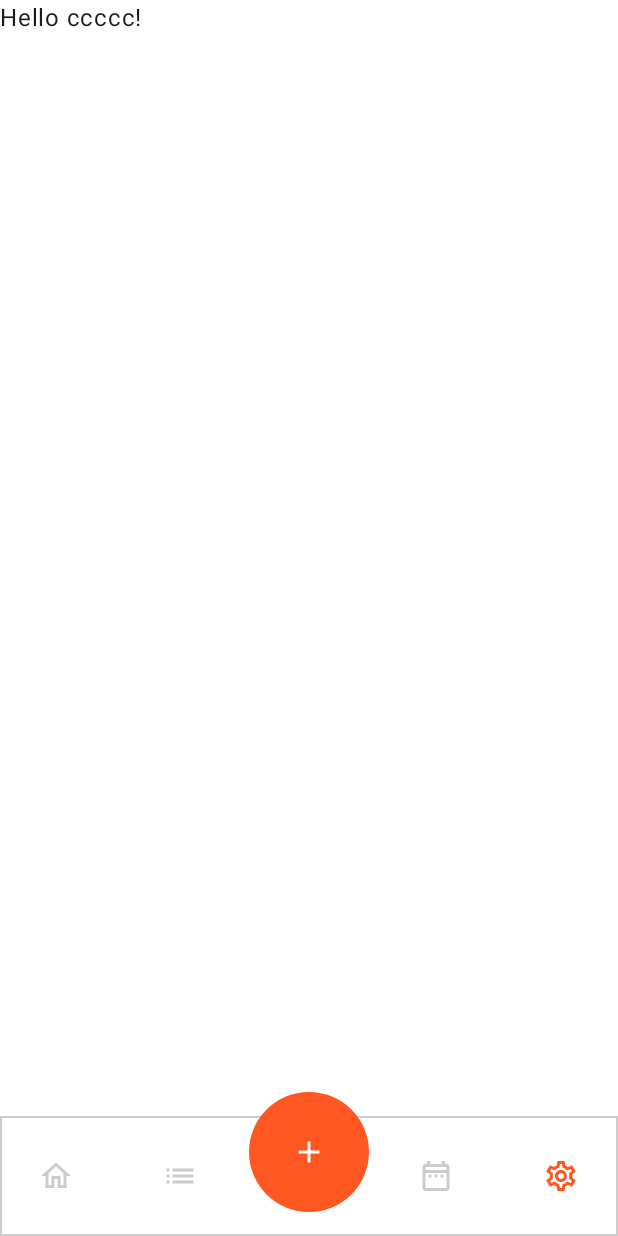
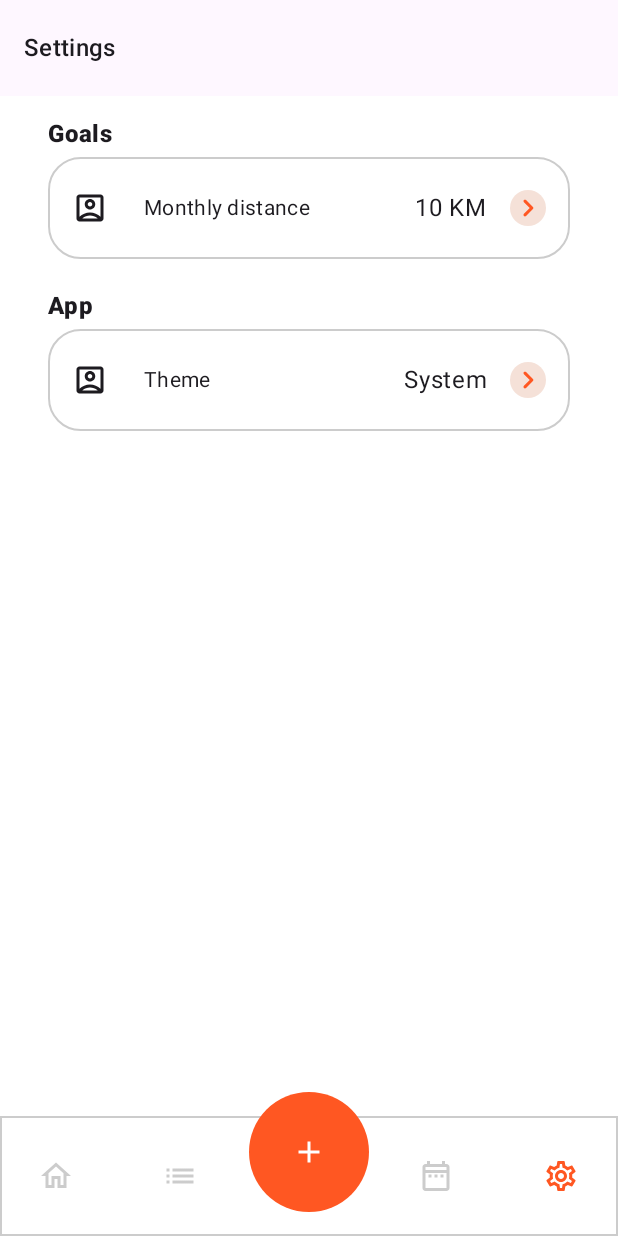
Before and after one commit to fracassi-marco/StatsUp, an Android app built with Jetpack Compose: the screen it shows after launch (MainActivity), item 4 of the bottom bar chosen, on a phone screen of 412 x 824 dp. Run offline under Robolectric (Android 15) with nearby library versions, the phone set to English and light mode, and no system bars; libraries missing offline, so code that uses them is left out: com.chargemap.compose.

Commit message:
Add settings

```diff
--- a/app/build.gradle.kts
+++ b/app/build.gradle.kts
@@ -66,4 +66,5 @@ dependencies {
     debugImplementation(libs.androidx.ui.test.manifest)
 
     implementation(libs.androidx.navigation.compose)
+    implementation(libs.numberpicker)
 }
--- a/app/src/main/java/com/statsup/MainActivity.kt
+++ b/app/src/main/java/com/statsup/MainActivity.kt
@@ -12,15 +12,9 @@ import androidx.compose.foundation.layout.padding
 import androidx.compose.foundation.layout.size
 import androidx.compose.foundation.shape.CircleShape
 import androidx.compose.material.icons.Icons
-import androidx.compose.material.icons.automirrored.filled.List
 import androidx.compose.material.icons.automirrored.outlined.List
-import androidx.compose.material.icons.filled.AccountBox
 import androidx.compose.material.icons.filled.Add
 import androidx.compose.material.icons.filled.Edit
-import androidx.compose.material.icons.filled.Home
-import androidx.compose.material.icons.filled.List
-import androidx.compose.material.icons.filled.Person
-import androidx.compose.material.icons.filled.Settings
 import androidx.compose.material.icons.outlined.DateRange
 import androidx.compose.material.icons.outlined.Home
 import androidx.compose.material.icons.outlined.Settings
@@ -28,7 +22,6 @@ import androidx.compose.material3.FabPosition
 import androidx.compose.material3.FloatingActionButton
 import androidx.compose.material3.FloatingActionButtonDefaults
 import androidx.compose.material3.Icon
-import androidx.compose.material3.LocalAbsoluteTonalElevation
 import androidx.compose.material3.MaterialTheme
 import androidx.compose.material3.NavigationBar
 import androidx.compose.material3.NavigationBarItem
@@ -36,7 +29,6 @@ import androidx.compose.material3.NavigationBarItemDefaults
 import androidx.compose.material3.Scaffold
 import androidx.compose.material3.Surface
 import androidx.compose.material3.Text
-import androidx.compose.material3.surfaceColorAtElevation
 import androidx.compose.runtime.Composable
 import androidx.compose.runtime.getValue
 import androidx.compose.ui.Alignment
@@ -50,8 +42,11 @@ import androidx.navigation.compose.NavHost
 import androidx.navigation.compose.composable
 import androidx.navigation.compose.currentBackStackEntryAsState
 import androidx.navigation.compose.rememberNavController
+import com.statsup.ui.components.SettingsScreen
 import com.statsup.ui.theme.SecondaryText
 import com.statsup.ui.theme.StatsUpTheme
+import com.statsup.ui.viewmodel.SettingsViewModel
+import com.statsup.infrastructure.repository.SharedPreferencesSettingRepository
 
 class MainActivity : ComponentActivity() {
     override fun onCreate(savedInstanceState: Bundle?) {
@@ -59,7 +54,8 @@ class MainActivity : ComponentActivity() {
         enableEdgeToEdge()
         setContent {
             val navController = rememberNavController()
-            StatsUpTheme {
+            val settingsViewModel by lazy { SettingsViewModel(SharedPreferencesSettingRepository(applicationContext)) }
+            StatsUpTheme(settingsViewModel) {
                 Surface(modifier = Modifier.fillMaxSize(), color = MaterialTheme.colorScheme.background) {
                     Scaffold(
                         modifier = Modifier.fillMaxSize(),
@@ -70,8 +66,8 @@ class MainActivity : ComponentActivity() {
                         NavHost(navController = navController, startDestination = Screens.Dashboard.route, Modifier.padding(innerPadding)) {
                             composable(Screens.Dashboard.route) { Greeting("aaaaa") }
                             composable(Screens.History.route) { Greeting("bbbbb") }
-                            composable(Screens.GlobalMap.route) { Greeting("ccccc") }
                             composable(Screens.Profile.route) { Greeting("ddddd") }
+                            composable(Screens.Settings.route) { SettingsScreen(settingsViewModel) }
                         }
                     }
                 }
@@ -138,7 +134,7 @@ enum class Screens(val route: String, val icon: ImageVector) {
     History("history", Icons.AutoMirrored.Outlined.List),
     Separator("", Icons.Filled.Edit),
     Profile("profile", Icons.Outlined.DateRange),
-    GlobalMap("global_map", Icons.Outlined.Settings)
+    Settings("settings", Icons.Outlined.Settings)
 }
 
 @Composable
--- /dev/null
+++ b/app/src/main/java/com/statsup/domain/repository/SettingRepository.kt
@@ -0,0 +1,8 @@
+package com.statsup.domain.repository
+
+interface SettingRepository {
+    fun saveTheme(value: Int)
+    fun saveMonthlyGoal(value: Int)
+    fun loadTheme(): Int
+    fun loadMonthlyGoal(): Int
+}
--- /dev/null
+++ b/app/src/main/java/com/statsup/infrastructure/repository/SharedPreferencesSettingRepository.kt
@@ -0,0 +1,32 @@
+package com.statsup.infrastructure.repository
+
+import android.content.Context
+import com.statsup.domain.repository.SettingRepository
+
+class SharedPreferencesSettingRepository(private val context: Context) : SettingRepository {
+    override fun saveTheme(value: Int) {
+        val editor = sharedPreferences().edit()
+        editor.putInt("settings.theme", value)
+        editor.apply()
+    }
+
+    override fun saveMonthlyGoal(value: Int) {
+        val editor = sharedPreferences().edit()
+        editor.putInt("settings.monthlyGoal", value)
+        editor.apply()
+    }
+
+    override fun loadTheme(): Int {
+        val sp = sharedPreferences()
+        val value = sp.getInt("settings.theme", 0)
+        return value
+    }
+
+    override fun loadMonthlyGoal(): Int {
+        val sp = sharedPreferences()
+        val value = sp.getInt("settings.monthlyGoal", 10)
+        return value
+    }
+
+    private fun sharedPreferences() = context.getSharedPreferences("StatsUpPrefs", 0)
+}
--- /dev/null
+++ b/app/src/main/java/com/statsup/ui/components/SettingsClickableComponent.kt
@@ -0,0 +1,84 @@
+package com.statsup.ui.components
+
+import androidx.annotation.StringRes
+import androidx.compose.foundation.background
+import androidx.compose.foundation.border
+import androidx.compose.foundation.layout.Arrangement
+import androidx.compose.foundation.layout.Column
+import androidx.compose.foundation.layout.Row
+import androidx.compose.foundation.layout.Spacer
+import androidx.compose.foundation.layout.padding
+import androidx.compose.foundation.layout.size
+import androidx.compose.foundation.layout.width
+import androidx.compose.foundation.shape.CircleShape
+import androidx.compose.foundation.shape.RoundedCornerShape
+import androidx.compose.material.icons.Icons
+import androidx.compose.material.icons.automirrored.rounded.KeyboardArrowRight
+import androidx.compose.material3.Icon
+import androidx.compose.material3.MaterialTheme
+import androidx.compose.material3.Surface
+import androidx.compose.material3.Text
+import androidx.compose.runtime.Composable
+import androidx.compose.ui.Alignment
+import androidx.compose.ui.Modifier
+import androidx.compose.ui.graphics.Color
+import androidx.compose.ui.graphics.vector.ImageVector
+import androidx.compose.ui.res.stringResource
+import androidx.compose.ui.text.style.TextAlign
+import androidx.compose.ui.text.style.TextOverflow
+import androidx.compose.ui.unit.dp
+import com.statsup.R
+import com.statsup.ui.theme.SecondaryText
+
+@Composable
+fun SettingsClickableComponent(
+    @StringRes iconDesc: Int,
+    @StringRes name: Int,
+    icon: ImageVector,
+    onClick: () -> Unit,
+    value: String = ""
+) {
+    Surface(
+        color = Color.Transparent,
+        onClick = onClick,
+        modifier = Modifier.border(1.dp, color = SecondaryText, shape = RoundedCornerShape(32)).padding(16.dp, 8.dp),
+    ) {
+        Column {
+            Row(
+                verticalAlignment = Alignment.CenterVertically,
+                horizontalArrangement = Arrangement.SpaceBetween,
+            ) {
+                Row(verticalAlignment = Alignment.CenterVertically) {
+                    Icon(
+                        imageVector = icon,
+                        contentDescription = stringResource(id = iconDesc),
+                        modifier = Modifier.size(24.dp)
+                    )
+                    Spacer(modifier = Modifier.width(8.dp))
+                    Text(
+                        text = stringResource(id = name),
+                        style = MaterialTheme.typography.bodyMedium,
+                        modifier = Modifier.padding(16.dp),
+                        textAlign = TextAlign.Start,
+                        overflow = TextOverflow.Ellipsis,
+                    )
+                }
+                Spacer(modifier = Modifier.weight(1.0f))
+                Text(
+                    text = value,
+                    style = MaterialTheme.typography.bodyLarge,
+                    modifier = Modifier.padding(16.dp),
+                    textAlign = TextAlign.End,
+                    overflow = TextOverflow.Ellipsis,
+                )
+                Icon(
+                    Icons.AutoMirrored.Rounded.KeyboardArrowRight,
+                    tint = MaterialTheme.colorScheme.primary,
+                    contentDescription = stringResource(id = R.string.icon_arrow_forward),
+                    modifier = Modifier.background(MaterialTheme.colorScheme.surfaceTint, CircleShape)
+                )
+            }
+        }
+
+    }
+}
--- /dev/null
+++ b/app/src/main/java/com/statsup/ui/components/SettingsGroup.kt
@@ -0,0 +1,48 @@
+package com.statsup.ui.components
+
+import androidx.annotation.StringRes
+import androidx.compose.foundation.layout.Column
+import androidx.compose.foundation.layout.ColumnScope
+import androidx.compose.foundation.layout.Spacer
+import androidx.compose.foundation.layout.fillMaxWidth
+import androidx.compose.foundation.layout.height
+import androidx.compose.foundation.layout.padding
+import androidx.compose.foundation.shape.RoundedCornerShape
+import androidx.compose.material3.MaterialTheme
+import androidx.compose.material3.Surface
+import androidx.compose.material3.Text
+import androidx.compose.runtime.Composable
+import androidx.compose.ui.Modifier
+import androidx.compose.ui.res.stringResource
+import androidx.compose.ui.text.font.FontWeight
+import androidx.compose.ui.unit.Dp
+import androidx.compose.ui.unit.dp
+
+@Composable
+fun SettingsGroup(
+    @StringRes name: Int,
+    // to accept only composables compatible with column
+    content: @Composable ColumnScope.() -> Unit ){
+    Column(modifier = Modifier.padding(vertical = 8.dp)) {
+        Text(stringResource(id = name))
+        Spacer(modifier = Modifier.height(8.dp))
+        Surface(
+            color = MaterialTheme.colorScheme.onSurface,
+            modifier = Modifier.fillMaxWidth(),
+            shape = RoundedCornerShape(4),
+        ) {
+            Column {
+                content()
+            }
+        }
+    }
+}
+
+@Composable
+fun Title(@StringRes name: Int, marginTop: Dp = 0.dp) {
+    Text(stringResource(id = name),
+        style = MaterialTheme.typography.bodyLarge.copy(fontWeight = FontWeight.ExtraBold),
+        modifier = Modifier.padding(0.dp, marginTop, 0.dp, 6.dp)
+    )
+    //Spacer(modifier = Modifier.height(8.dp))
+}
--- /dev/null
+++ b/app/src/main/java/com/statsup/ui/components/SettingsScreen.kt
@@ -0,0 +1,141 @@
+package com.statsup.ui.components
+
+import androidx.compose.foundation.layout.Arrangement
+import androidx.compose.foundation.layout.Column
+import androidx.compose.foundation.layout.Row
+import androidx.compose.foundation.layout.fillMaxWidth
+import androidx.compose.foundation.layout.padding
+import androidx.compose.foundation.rememberScrollState
+import androidx.compose.foundation.verticalScroll
+import androidx.compose.material.icons.Icons
+import androidx.compose.material.icons.outlined.AccountBox
+import androidx.compose.material3.Button
+import androidx.compose.material3.ExperimentalMaterial3Api
+import androidx.compose.material3.MaterialTheme
+import androidx.compose.material3.ModalBottomSheet
+import androidx.compose.material3.Scaffold
+import androidx.compose.material3.Text
+import androidx.compose.material3.TopAppBar
+import androidx.compose.material3.rememberModalBottomSheetState
+import androidx.compose.runtime.Composable
+import androidx.compose.runtime.rememberCoroutineScope
+import androidx.compose.ui.Alignment
+import androidx.compose.ui.Modifier
+import androidx.compose.ui.res.stringResource
+import androidx.compose.ui.unit.dp
+import com.chargemap.compose.numberpicker.NumberPicker
+import com.statsup.R
+import com.statsup.ui.viewmodel.SettingsViewModel
+import kotlinx.coroutines.launch
+
+@OptIn(ExperimentalMaterial3Api::class)
+@Composable
+fun SettingsScreen(viewModel: SettingsViewModel) {
+    val monthlyGoalSheetState = rememberModalBottomSheetState()
+    val themeSheetState = rememberModalBottomSheetState()
+    val scope = rememberCoroutineScope()
+    Scaffold(
+        topBar = {
+            TopAppBar(
+                title = {
+                    Text(
+                        text = stringResource(id = R.string.settings_title),
+                        style = MaterialTheme.typography.titleMedium
+                    )
+                },
+            )
+        },
+    ) {
+        Column(
+            modifier = Modifier
+                .verticalScroll(rememberScrollState())
+                .padding(it)
+                .padding(32.dp, 16.dp)
+        ) {
+            Title(name = R.string.settings_screen_goals)
+            SettingsClickableComponent(
+                icon = Icons.Outlined.AccountBox,
+                iconDesc = R.string.settings_screen_goals_monthly,
+                name = R.string.settings_screen_goals_monthly,
+                value = "${viewModel.monthlyGoal} ${stringResource(id = R.string.km)}",
+                onClick = { viewModel.showMonthlyGoal() }
+            )
+            Title(name = R.string.settings_screen_app, marginTop = 22.dp)
+            SettingsClickableComponent(
+                icon = Icons.Outlined.AccountBox,
+                iconDesc = R.string.settings_screen_theme,
+                name = R.string.settings_screen_theme,
+                value = viewModel.themeLabel(),
+                onClick = { viewModel.showTheme() }
+            )
+        }
+        if (viewModel.showMonthlyGoalSheet) {
+            ModalBottomSheet(
+                onDismissRequest = {
+                    viewModel.hideMonthlyGoalSheet()
+                },
+                sheetState = monthlyGoalSheetState,
+                containerColor = MaterialTheme.colorScheme.background,
+            ) {
+                Column(
+                    horizontalAlignment = Alignment.CenterHorizontally,
+                    verticalArrangement = Arrangement.Center,
+                    modifier = Modifier.fillMaxWidth()
+                ) {
+                    Row(verticalAlignment = Alignment.CenterVertically) {
+                        NumberPicker(
+                            value = viewModel.monthlyGoal,
+                            range = 0..500,
+                            onValueChange = { value -> viewModel.monthlyGoal(value) },
+                            dividersColor = MaterialTheme.colorScheme.primary,
+                        )
+                        Text(text = stringResource(R.string.km))
+                    }
+                    Button(
+                        onClick = {
+                            scope.launch { monthlyGoalSheetState.hide() }.invokeOnCompletion {
+                                if (!monthlyGoalSheetState.isVisible) {
+                                    viewModel.saveMonthlyGoal()
+                                }
+                            }
+                        }) {
+                        Text(text = stringResource(R.string.settings_screen_set_goal))
+                    }
+                }
+            }
+        }
+        if (viewModel.showThemeSheet) {
+            ModalBottomSheet(
+                onDismissRequest = {
+                    viewModel.hideThemeSheet()
+                },
+                sheetState = themeSheetState,
+                containerColor = MaterialTheme.colorScheme.background,
+            ) {
+                Column(
+                    horizontalAlignment = Alignment.CenterHorizontally,
+                    verticalArrangement = Arrangement.Center,
+                    modifier = Modifier.fillMaxWidth()
+                ) {
+                    NumberPicker(
+                        value = viewModel.theme,
+                        range = 0..2,
+                        onValueChange = { value -> viewModel.theme(value) },
+                        dividersColor = MaterialTheme.colorScheme.primary,
+                        label = { value -> viewModel.themeLabel(value) }
+                    )
+                    Button(
+                        onClick = {
+                            scope.launch { themeSheetState.hide() }.invokeOnCompletion {
+                                if (!themeSheetState.isVisible) {
+                                    viewModel.saveTheme()
+                                }
+                            }
+                        }) {
+                        Text(text = stringResource(R.string.settings_screen_set_theme))
+                    }
+                }
+            }
+        }
+    }
+}
--- a/app/src/main/java/com/statsup/ui/theme/Color.kt
+++ b/app/src/main/java/com/statsup/ui/theme/Color.kt
@@ -16,3 +16,5 @@ val SecondaryText = Color(0xFFCCCCCC)
 
 val LightPrimary = Color(0xFFFF5722)
 val LightBackground = Color(0xFFFFFFFF)
+
+val DarkBackground = Color(0xFF000000)
--- a/app/src/main/java/com/statsup/ui/theme/Theme.kt
+++ b/app/src/main/java/com/statsup/ui/theme/Theme.kt
@@ -7,13 +7,15 @@ import androidx.compose.material3.dynamicDarkColorScheme
 import androidx.compose.material3.dynamicLightColorScheme
 import androidx.compose.material3.lightColorScheme
 import androidx.compose.runtime.Composable
+import androidx.compose.ui.graphics.Color
 import androidx.compose.ui.platform.LocalContext
+import com.statsup.ui.viewmodel.SettingsViewModel
 
 private val DarkColorScheme = darkColorScheme(
     primary = LightPrimary,
     secondary = PurpleGrey80,
     tertiary = Pink80,
-    background = LightBackground,
+    background = DarkBackground,
 )
 
 private val LightColorScheme = lightColorScheme(
@@ -21,7 +23,7 @@ private val LightColorScheme = lightColorScheme(
     secondary = PurpleGrey40,
     tertiary = Pink40,
     background = LightBackground,
-
+    surfaceTint = Color(0xFFF5E1D8)
     /* Other default colors to override
     background = Color(0xFFFFFBFE),
     surface = Color(0xFFFFFBFE),
@@ -35,12 +37,17 @@ private val LightColorScheme = lightColorScheme(
 
 @Composable
 fun StatsUpTheme(
+    settingsViewModel: SettingsViewModel,
     darkTheme: Boolean = isSystemInDarkTheme(),
     content: @Composable () -> Unit
 ) {
-    val colorScheme = when {
-        darkTheme -> DarkColorScheme
-        else -> LightColorScheme
+    val colorScheme = when(settingsViewModel.theme) {
+        1 -> LightColorScheme
+        2 -> DarkColorScheme
+        else -> when {
+            darkTheme -> DarkColorScheme
+            else -> LightColorScheme
+        }
     }
 
     MaterialTheme(
--- /dev/null
+++ b/app/src/main/java/com/statsup/ui/viewmodel/ProfileViewModel.kt
@@ -0,0 +1,65 @@
+package com.statsup.ui.viewmodel
+
+import androidx.compose.runtime.getValue
+import androidx.compose.runtime.mutableIntStateOf
+import androidx.compose.runtime.mutableStateOf
+import androidx.compose.runtime.setValue
+import androidx.lifecycle.ViewModel
+import com.statsup.domain.repository.SettingRepository
+
+
+class SettingsViewModel(
+    private val settingRepository: SettingRepository,
+) : ViewModel() {
+
+    var monthlyGoal by mutableIntStateOf(settingRepository.loadMonthlyGoal())
+        private set
+    var showMonthlyGoalSheet by mutableStateOf(false)
+        private set
+    var theme by mutableIntStateOf(settingRepository.loadTheme())
+        private set
+    var showThemeSheet by mutableStateOf(false)
+        private set
+
+    fun showMonthlyGoal() {
+        showMonthlyGoalSheet = true
+    }
+
+    fun hideMonthlyGoalSheet() {
+        showMonthlyGoalSheet = false
+    }
+
+    fun hideThemeSheet() {
+        showThemeSheet = false
+    }
+
+    fun themeLabel(i: Int) = when (i) {
+        1 -> "Light"
+        2 -> "Dark"
+        else -> "System"
+    }
+
+    fun themeLabel() = themeLabel(theme)
+
+    fun showTheme() {
+        showThemeSheet = true
+    }
+
+    fun theme(value: Int) {
+        theme = value
+    }
+
+    fun monthlyGoal(value: Int) {
+        monthlyGoal = value
+    }
+
+    fun saveMonthlyGoal() {
+        settingRepository.saveMonthlyGoal(monthlyGoal)
+        hideMonthlyGoalSheet()
+    }
+
+    fun saveTheme() {
+        settingRepository.saveTheme(theme)
+        hideThemeSheet()
+    }
+}
--- a/app/src/main/res/values/strings.xml
+++ b/app/src/main/res/values/strings.xml
@@ -1,3 +1,15 @@
 <resources>
     <string name="app_name">StatsUp</string>
+
+    <string name="settings_title">Settings</string>
+    <string name="settings_screen_goals">Goals</string>
+    <string name="settings_screen_goals_monthly">Monthly distance</string>
+    <string name="settings_screen_set_goal">Set as my goal</string>
+
+    <string name="settings_screen_app">App</string>
+    <string name="settings_screen_theme">Theme</string>
+    <string name="settings_screen_set_theme">Set theme</string>
+
+    <string name="icon_arrow_forward">Open</string>
+    <string name="km">KM</string>
 </resources>
--- a/gradle/libs.versions.toml
+++ b/gradle/libs.versions.toml
@@ -9,6 +9,7 @@ lifecycleRuntimeKtx = "2.6.1"
 activityCompose = "1.8.0"
 composeBom = "2024.04.01"
 navigationCompose = "2.7.7"
+numberpicker = "1.0.3"
 
 [libraries]
 androidx-core-ktx = { group = "androidx.core", name = "core-ktx", version.ref = "coreKtx" }
@@ -26,6 +27,7 @@ androidx-ui-tooling-preview = { group = "androidx.compose.ui", name = "ui-toolin
 androidx-ui-test-manifest = { group = "androidx.compose.ui", name = "ui-test-manifest" }
 androidx-ui-test-junit4 = { group = "androidx.compose.ui", name = "ui-test-junit4" }
 androidx-material3 = { group = "androidx.compose.material3", name = "material3" }
+numberpicker = { module = "com.chargemap.compose:numberpicker", version.ref = "numberpicker" }
 
 [plugins]
 android-application = { id = "com.android.application", version.ref = "agp" }
```
